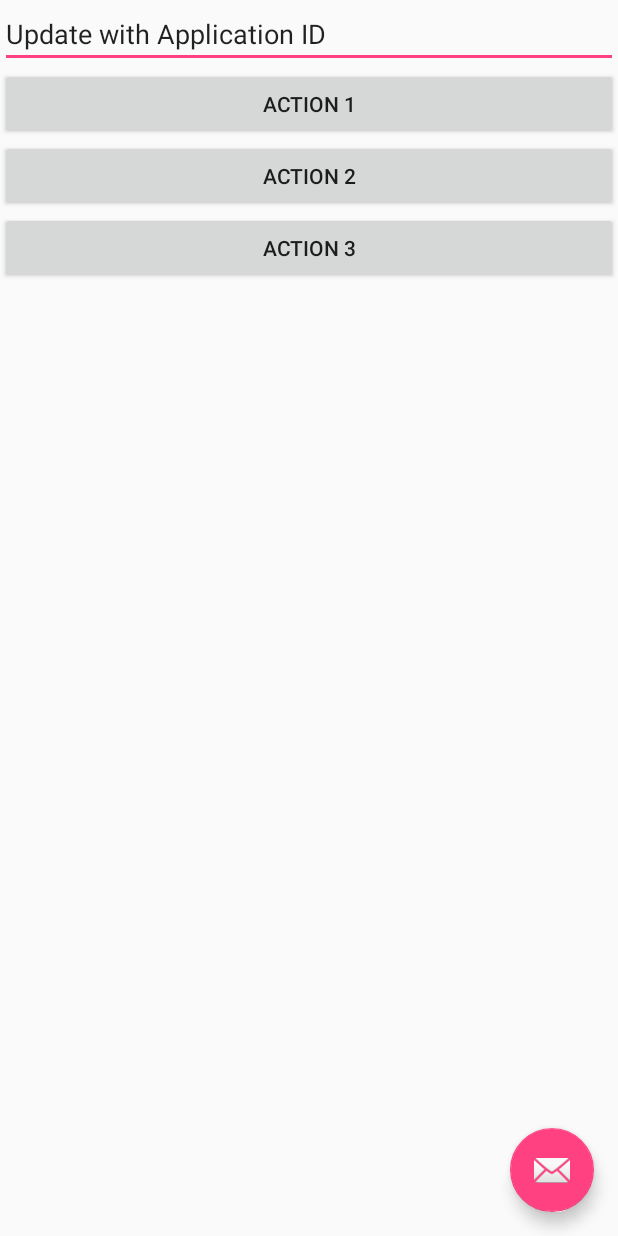
After one commit to adamliu84/SwagShopDeepLinkLite, an Android app: the DynamicActivity screen opened directly, with no data from a screen before it, on a phone screen of 412 x 824 dp. The commit adds this screen. Run offline under Robolectric (Android 15) with nearby library versions, the phone set to English and light mode, and no system bars; libraries missing offline, so code that uses them is left out: com.facebook.

Commit message:
Update with UI of dynamic application ID for testing

```diff
--- a/app/src/main/AndroidManifest.xml
+++ b/app/src/main/AndroidManifest.xml
@@ -1,12 +1,14 @@
 <?xml version="1.0" encoding="utf-8"?>
 <manifest xmlns:android="http://schemas.android.com/apk/res/android"
     package="com.swagshop.deeplinklite">
+
     <uses-permission android:name="android.permission.INTERNET" />
     <uses-permission android:name="android.permission.BLUETOOTH" />
     <uses-permission android:name="android.permission.BLUETOOTH_ADMIN" />
     <uses-permission android:name="android.permission.WRITE_EXTERNAL_STORAGE" />
-    <uses-permission android:name="android.permission.ACCESS_FINE_LOCATION"/>
+    <uses-permission android:name="android.permission.ACCESS_FINE_LOCATION" />
     <uses-permission android:name="android.permission.CAMERA" />
+
     <application
         android:allowBackup="true"
         android:icon="@mipmap/ic_launcher"
@@ -14,27 +16,37 @@
         android:roundIcon="@mipmap/ic_launcher_round"
         android:supportsRtl="true"
         android:theme="@style/AppTheme">
-        <meta-data android:name="com.facebook.sdk.ApplicationId" android:value="@string/facebook_app_id"/>
+        <meta-data
+            android:name="com.facebook.sdk.ApplicationId"
+            android:value="@string/facebook_app_id" />
+
         <activity
-            android:name="com.swagshop.deeplinklite.MainActivity"
+            android:name=".MainActivity"
             android:label="@string/app_name"
             android:theme="@style/AppTheme.NoActionBar">
             <intent-filter>
                 <action android:name="android.intent.action.MAIN" />
+
                 <category android:name="android.intent.category.LAUNCHER" />
             </intent-filter>
             <intent-filter android:label="product">
-                <action android:name="android.intent.action.VIEW"/>
-                <category android:name="android.intent.category.DEFAULT"/>
-                <category android:name="android.intent.category.BROWSABLE"/>
+                <action android:name="android.intent.action.VIEW" />
+
+                <category android:name="android.intent.category.DEFAULT" />
+                <category android:name="android.intent.category.BROWSABLE" />
+
                 <data
-                    android:scheme="seapac"
-                    android:host="mobileapps"/>
+                    android:host="mobileapps"
+                    android:scheme="seapac" />
             </intent-filter>
         </activity>
         <activity
-            android:name="com.swagshop.deeplinklite.ProductActivity"
+            android:name=".ProductActivity"
             android:label="@string/title_activity_product"
+            android:theme="@style/AppTheme.NoActionBar" />
+        <activity
+            android:name=".DynamicActivity"
+            android:label="DynamicActivity"
             android:theme="@style/AppTheme.NoActionBar"></activity>
     </application>
 
--- /dev/null
+++ b/app/src/main/java/com/swagshop/deeplinklite/DynamicActivity.java
@@ -0,0 +1,37 @@
+package com.swagshop.deeplinklite;
+
+import android.os.Bundle;
+import android.support.design.widget.FloatingActionButton;
+import android.support.design.widget.Snackbar;
+import android.support.v7.app.AppCompatActivity;
+import android.support.v7.widget.Toolbar;
+import android.util.Log;
+import android.view.View;
+
+import com.facebook.FacebookSdk;
+
+public class DynamicActivity extends AppCompatActivity {
+
+    @Override
+    protected void onCreate(Bundle savedInstanceState) {
+        super.onCreate(savedInstanceState);
+        setContentView(R.layout.activity_dynamic);
+        //Toolbar toolbar = (Toolbar) findViewById(R.id.toolbar);
+        //setSupportActionBar(toolbar);
+
+        FloatingActionButton fab = (FloatingActionButton) findViewById(R.id.fab);
+        fab.setOnClickListener(new View.OnClickListener() {
+            @Override
+            public void onClick(View view) {
+                Snackbar.make(view, "Replace with your own action", Snackbar.LENGTH_LONG)
+                        .setAction("Action", null).show();
+            }
+        });
+    }
+
+    public void btnActionOnClick(View view) {
+        FacebookSdk.setApplicationId("TOBEUPDATE");
+        Log.d("Action Name", view.getId()+"");
+    }
+
+}
--- a/app/src/main/java/com/swagshop/deeplinklite/MainActivity.java
+++ b/app/src/main/java/com/swagshop/deeplinklite/MainActivity.java
@@ -74,6 +74,11 @@ public class    MainActivity extends AppCompatActivity {
         return super.onOptionsItemSelected(item);
     }
 
+    public void btnDynamicIDOnClick(View view){
+        Intent intent = new Intent(this, DynamicActivity.class);
+        this.startActivity(intent);
+    }
+
     public void btnProductOnClick(View view) {
         int product_id = 1;
         switch (view.getId()) {
--- /dev/null
+++ b/app/src/main/res/layout/activity_dynamic.xml
@@ -0,0 +1,26 @@
+<?xml version="1.0" encoding="utf-8"?>
+<android.support.design.widget.CoordinatorLayout xmlns:android="http://schemas.android.com/apk/res/android"
+    xmlns:app="http://schemas.android.com/apk/res-auto"
+    xmlns:tools="http://schemas.android.com/tools"
+    android:layout_width="match_parent"
+    android:layout_height="match_parent"
+    tools:context="com.swagshop.deeplinklite.DynamicActivity">
+
+    <android.support.design.widget.AppBarLayout
+        android:layout_width="match_parent"
+        android:layout_height="wrap_content"
+        android:theme="@style/AppTheme.AppBarOverlay">
+
+    </android.support.design.widget.AppBarLayout>
+
+    <include layout="@layout/content_dynamic" />
+
+    <android.support.design.widget.FloatingActionButton
+        android:id="@+id/fab"
+        android:layout_width="wrap_content"
+        android:layout_height="wrap_content"
+        android:layout_gravity="bottom|end"
+        android:layout_margin="@dimen/fab_margin"
+        app:srcCompat="@android:drawable/ic_dialog_email" />
+
+</android.support.design.widget.CoordinatorLayout>
--- a/app/src/main/res/layout/activity_main.xml
+++ b/app/src/main/res/layout/activity_main.xml
@@ -24,6 +24,15 @@
             android:layout_width="fill_parent"
             android:layout_height="wrap_content"
             android:orientation="vertical">
+
+            <Button
+                android:layout_width="match_parent"
+                android:layout_height="wrap_content"
+                android:layout_alignParentStart="true"
+                android:layout_column="0"
+                android:layout_gravity="center_vertical"
+                android:onClick="btnDynamicIDOnClick"
+                android:text="Dynamic ID" />
 
             <Button
                 android:id="@+id/btnproduct1"
--- /dev/null
+++ b/app/src/main/res/layout/content_dynamic.xml
@@ -0,0 +1,47 @@
+<?xml version="1.0" encoding="utf-8"?>
+<android.support.design.widget.CoordinatorLayout xmlns:android="http://schemas.android.com/apk/res/android"
+    xmlns:app="http://schemas.android.com/apk/res-auto"
+    xmlns:tools="http://schemas.android.com/tools"
+    android:layout_width="match_parent"
+    android:layout_height="match_parent"
+    tools:context="com.swagshop.deeplinklite.MainActivity">
+    <LinearLayout xmlns:android="http://schemas.android.com/apk/res/android"
+        android:layout_width="fill_parent"
+        android:layout_height="wrap_content"
+        android:orientation="vertical">
+
+        <EditText
+        android:id="@+id/editText"
+        android:layout_width="match_parent"
+        android:layout_height="wrap_content"
+        android:layout_weight="1"
+        android:ems="10"
+        android:inputType="textPersonName"
+        android:text="Update with Application ID" />
+
+        <Button
+            android:id="@+id/button2"
+            android:layout_width="match_parent"
+            android:layout_height="wrap_content"
+            android:onClick="btnActionOnClick"
+            android:text="Action 1" />
+
+        <Button
+            android:id="@+id/button3"
+            android:layout_width="match_parent"
+            android:layout_height="wrap_content"
+            android:layout_weight="1"
+            android:onClick="btnActionOnClick"
+            android:text="Action 2" />
+
+        <Button
+            android:id="@+id/button4"
+            android:layout_width="match_parent"
+            android:layout_height="wrap_content"
+            android:layout_weight="1"
+            android:onClick="btnActionOnClick"
+            android:text="Action 3" />
+
+    </LinearLayout>
+
+</android.support.design.widget.CoordinatorLayout>
```
